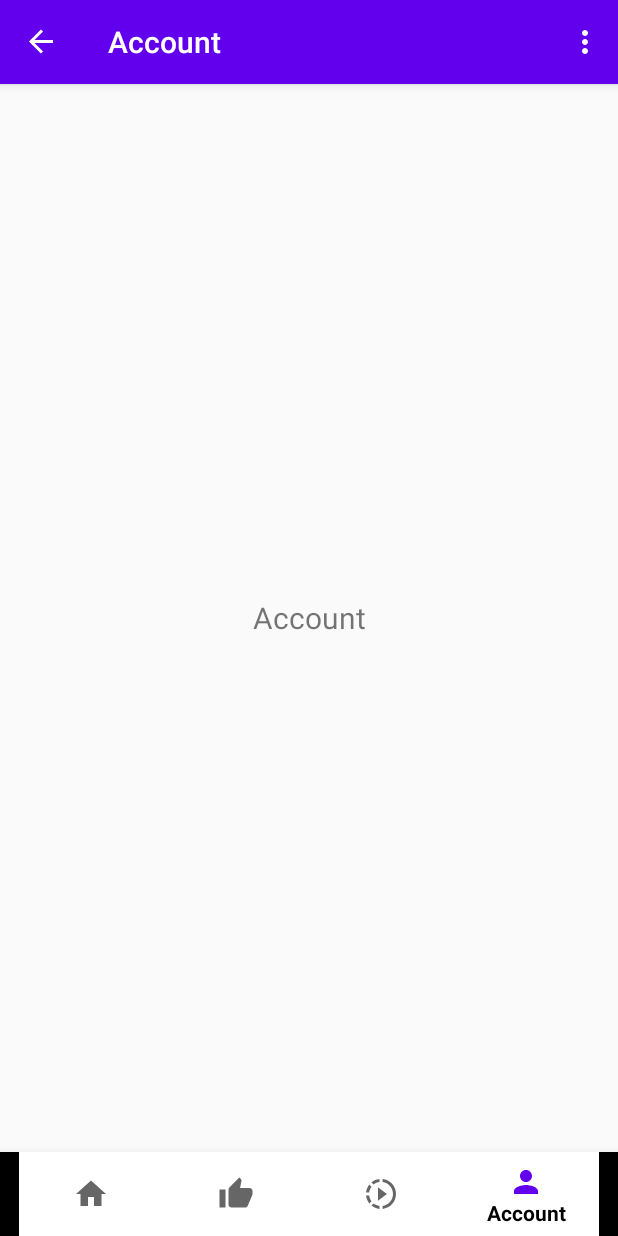
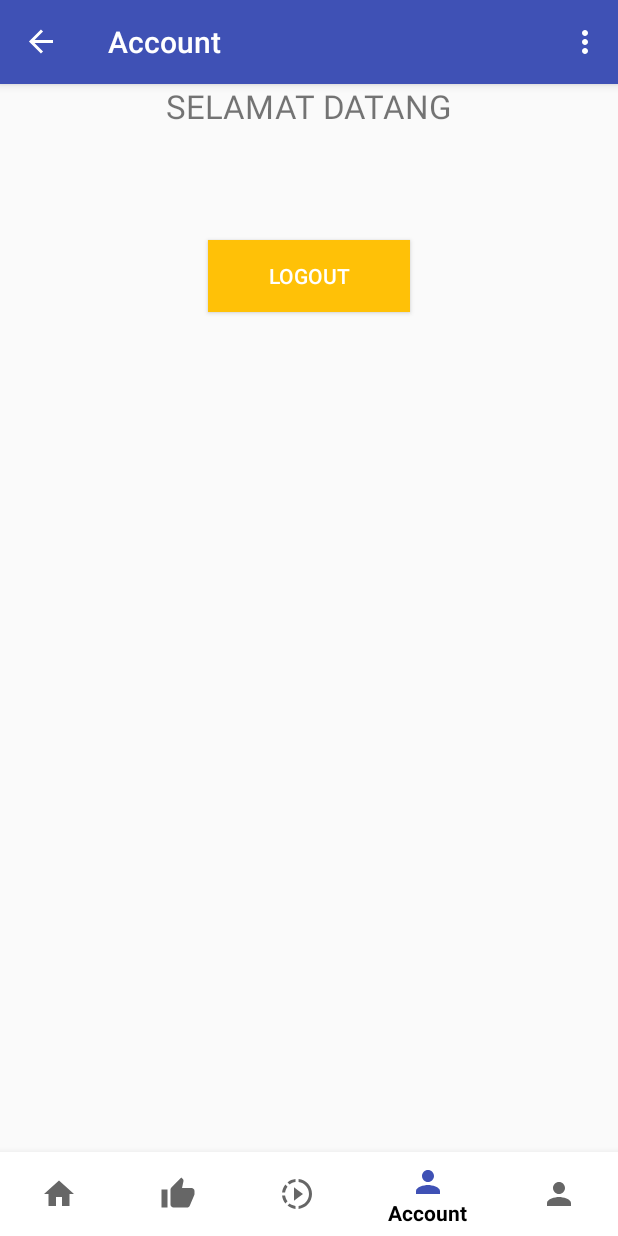
Before and after one commit to Hzahrannn/CapstoneProject, an Android app: the MainActivity screen opened directly, with no data from a screen before it, item 4 of the bottom bar chosen, on a phone screen of 412 x 824 dp. Run offline under Robolectric (Android 15) with nearby library versions, the phone set to English and light mode, and no system bars; our stand-ins replace navigation-ui, paging; libraries missing offline, so code that uses them is left out: androidx.paging; 4 statements that could not run were skipped.

```diff
--- a/app/build.gradle
+++ b/app/build.gradle
@@ -34,6 +34,8 @@ android {
 
 dependencies {
     implementation 'androidx.legacy:legacy-support-v4:1.0.0'
+    implementation 'androidx.room:room-runtime:2.2.5'
+    annotationProcessor 'androidx.room:room-compiler:2.2.5'
     def nav_version = "2.1.0-rc01"
     def lifecycle_version = "2.0.0"
     def paging_version = "2.1.0"
--- a/app/src/main/AndroidManifest.xml
+++ b/app/src/main/AndroidManifest.xml
@@ -10,13 +10,14 @@
         android:roundIcon="@mipmap/ic_launcher_round"
         android:supportsRtl="true"
         android:theme="@style/AppTheme">
-        <activity android:name=".SplashActivity">
+        <activity android:name=".LoginActivity">
             <intent-filter>
                 <action android:name="android.intent.action.MAIN" />
 
                 <category android:name="android.intent.category.LAUNCHER" />
             </intent-filter>
         </activity>
+        <activity android:name=".SplashActivity"></activity>
         <activity android:name=".MainActivity"></activity>
     </application>
 
--- a/app/src/main/java/com/example/capstoneproject/fragments/BlankFragment.java
+++ b/app/src/main/java/com/example/capstoneproject/fragments/BlankFragment.java
@@ -1,66 +1,58 @@
 package com.example.capstoneproject.fragments;
 
+import android.content.Context;
+import android.content.Intent;
+import android.content.SharedPreferences;
 import android.os.Bundle;
-
 import androidx.fragment.app.Fragment;
-
 import android.view.LayoutInflater;
 import android.view.View;
 import android.view.ViewGroup;
-
+import android.widget.Button;
+import android.widget.TextView;
+import com.example.capstoneproject.LoginActivity;
+import com.example.capstoneproject.MainActivity;
 import com.example.capstoneproject.R;
 
-/**
- * A simple {@link Fragment} subclass.
- * Use the {@link BlankFragment#newInstance} factory method to
- * create an instance of this fragment.
- */
+
 public class BlankFragment extends Fragment {
 
-    // TODO: Rename parameter arguments, choose names that match
-    // the fragment initialization parameters, e.g. ARG_ITEM_NUMBER
-    private static final String ARG_PARAM1 = "param1";
-    private static final String ARG_PARAM2 = "param2";
+    TextView txt_profile_name;
+    Button btn_logout;
 
-    // TODO: Rename and change types of parameters
-    private String mParam1;
-    private String mParam2;
-
-    public BlankFragment() {
-        // Required empty public constructor
-    }
-
-    /**
-     * Use this factory method to create a new instance of
-     * this fragment using the provided parameters.
-     *
-     * @param param1 Parameter 1.
-     * @param param2 Parameter 2.
-     * @return A new instance of fragment BlankFragment.
-     */
-    // TODO: Rename and change types and number of parameters
-    public static BlankFragment newInstance(String param1, String param2) {
-        BlankFragment fragment = new BlankFragment();
-        Bundle args = new Bundle();
-        args.putString(ARG_PARAM1, param1);
-        args.putString(ARG_PARAM2, param2);
-        fragment.setArguments(args);
-        return fragment;
-    }
-
-    @Override
-    public void onCreate(Bundle savedInstanceState) {
-        super.onCreate(savedInstanceState);
-        if (getArguments() != null) {
-            mParam1 = getArguments().getString(ARG_PARAM1);
-            mParam2 = getArguments().getString(ARG_PARAM2);
-        }
-    }
+    SharedPreferences sharedpreferences;
+    Intent intent;
 
     @Override
     public View onCreateView(LayoutInflater inflater, ViewGroup container,
                              Bundle savedInstanceState) {
-        // Inflate the layout for this fragment
-        return inflater.inflate(R.layout.fragment_blank, container, false);
+        View view = inflater.inflate(R.layout.fragment_blank, container, false);
+        txt_profile_name = (TextView) view.findViewById(R.id.txt_profile_name);
+        btn_logout = (Button) view.findViewById(R.id.btn_logout);
+        btn_logout.setOnClickListener(new View.OnClickListener() {
+            @Override
+            public void onClick(View v) {
+                logout();
+            }
+        });
+        return view;
     }
+
+    private void logout() {
+        sharedpreferences = this.getActivity().getSharedPreferences(
+                LoginActivity.my_shared_preferences, Context.MODE_PRIVATE);
+
+        SharedPreferences.Editor editor = sharedpreferences.edit();
+        editor.putBoolean(LoginActivity.session_status, false);
+        editor.putString(LoginActivity.TAG_ID, null);
+        editor.putString(LoginActivity.TAG_EMAIL, null);
+        editor.putString(LoginActivity.TAG_NAME, null);
+        editor.putString(LoginActivity.TAG_PHONE, null);
+        editor.commit();
+
+        intent = new Intent(getActivity(), LoginActivity.class);
+        getActivity().finish();
+        startActivity(intent);
+    }
+
 }
--- a/app/src/main/res/layout/activity_main.xml
+++ b/app/src/main/res/layout/activity_main.xml
@@ -33,4 +33,6 @@
         app:layout_constraintEnd_toEndOf="parent"
         app:layout_constraintStart_toStartOf="parent" />
 
+
+
 </androidx.constraintlayout.widget.ConstraintLayout>
--- a/app/src/main/res/layout/fragment_blank.xml
+++ b/app/src/main/res/layout/fragment_blank.xml
@@ -1,15 +1,42 @@
-<?xml version="1.0" encoding="utf-8"?>
-<FrameLayout xmlns:android="http://schemas.android.com/apk/res/android"
-    xmlns:tools="http://schemas.android.com/tools"
+<LinearLayout xmlns:android="http://schemas.android.com/apk/res/android"
     android:layout_width="match_parent"
     android:layout_height="match_parent"
-    tools:context=".fragments.BlankFragment">
+    xmlns:app="http://schemas.android.com/apk/res-auto"
+    android:orientation="vertical"
+    android:gravity="center_horizontal"
+    app:layout_constraintBottom_toBottomOf="parent"
+    app:layout_constraintLeft_toLeftOf="parent"
+    app:layout_constraintRight_toRightOf="parent"
+    app:layout_constraintTop_toTopOf="parent">
 
     <TextView
-        android:layout_width="match_parent"
-        android:layout_height="match_parent"
-        android:gravity="center"
-        android:text="Account"
-        android:textSize="20sp"/>
+        android:id="@+id/txt_welcome"
+        android:layout_width="wrap_content"
+        android:layout_height="wrap_content"
+        android:text="@string/txt_welcome"
+        android:textSize="10pt"
+        android:textAllCaps="true"/>
 
-</FrameLayout>
+    <TextView
+        android:id="@+id/txt_profile_name"
+        android:layout_width="wrap_content"
+        android:layout_height="wrap_content"
+        android:layout_below="@+id/txt_welcome"
+        android:layout_marginTop="20dp"
+        android:text=""
+        android:textStyle="bold"
+        android:textSize="8pt"
+        />
+
+    <Button
+        android:id="@+id/btn_logout"
+        android:layout_width="wrap_content"
+        android:layout_height="wrap_content"
+        android:layout_below="@+id/txt_profile_name"
+        android:layout_marginTop="30dp"
+        android:background="@color/btnWarning"
+        android:paddingHorizontal="40dp"
+        android:text="@string/btn_logout"
+        android:textColor="@color/colorWhite" />
+
+</LinearLayout>
--- a/app/src/main/res/menu/menu.xml
+++ b/app/src/main/res/menu/menu.xml
@@ -18,4 +18,8 @@
         android:id="@+id/login"
         android:icon="@drawable/ic_acc"
         android:title="Account" />
+    <item
+        android:id="@+id/about"
+        android:icon="@drawable/ic_acc"
+        android:title="About Us" />
 </menu>
--- a/app/src/main/res/values/colors.xml
+++ b/app/src/main/res/values/colors.xml
@@ -1,6 +1,29 @@
 <?xml version="1.0" encoding="utf-8"?>
 <resources>
-    <color name="colorPrimary">#6200EE</color>
-    <color name="colorPrimaryDark">#3700B3</color>
-    <color name="colorAccent">#03DAC5</color>
+    <color name="colorPrimary">#3F51B5</color>
+    <color name="colorPrimaryDark">#303F9F</color>
+    <color name="colorAccent">#FF4081</color>
+    <color name="colorRed">#e13d5f</color>
+    <color name="colorGrey">#ebebeb</color>
+    <color name="colorWhite">#ffffff</color>
+
+    <color name="alertPrimary">#cce5ff</color>
+    <color name="alertPrimaryFontColor">#004085</color>
+    <color name="alertSuccess">#d4edda</color>
+    <color name="alertSuccessFontColor">#155724</color>
+    <color name="alertDanger">#f8d7da</color>
+    <color name="alertDangerFontColor">#721c24</color>
+    <color name="alertWarning">#fff3cd</color>
+    <color name="alertWarningFontColor">#856404</color>
+    <color name="alertInfo">#d1ecf1</color>
+    <color name="alertInfoFontColor">#0c5460</color>
+    <color name="alertSecondary">#e2e3e5</color>
+    <color name="alertSecondaryFontColor">#383d41</color>
+
+    <color name="btnPrimary">#007bff</color>
+    <color name="btnSecondary">#6c757d</color>
+    <color name="btnSuccess">#28a745</color>
+    <color name="btnDanger">#dc3545</color>
+    <color name="btnWarning">#ffc107</color>
+    <color name="btnInfo">#17a2b8</color>
 </resources>
```
Also changed, not shown: app/src/main/java/com/example/capstoneproject/MainActivity.java (+9 -2 lines), app/src/main/res/values/strings.xml (+26 -0 lines).
